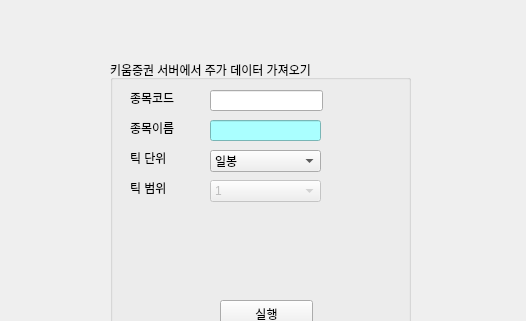
webclinic017/stock-19, file Kiwoom_datareader-master/Kiwoom_datareader_v0.1.ui: the form before one commit; both pictures show x 0 to 526 and y 0 to 321 of the 526 by 502 pixel window.
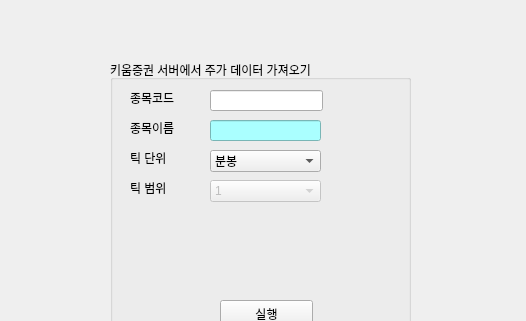
The form after the commit.

Commit message: 테스트 : 분봉받아오기

What changed in the file:
```diff
--- a/Kiwoom_datareader-master/Kiwoom_datareader_v0.1.ui
+++ b/Kiwoom_datareader-master/Kiwoom_datareader_v0.1.ui
@@ -99,7 +99,7 @@
      </property>
      <item>
       <property name="text">
-       <string>일봉</string>
+       <string>분봉</string>
       </property>
      </item>
      <item>
```
Left out of the diff: 2 changed lines with no effect on the pictures. The commit also changes 7 other files.
